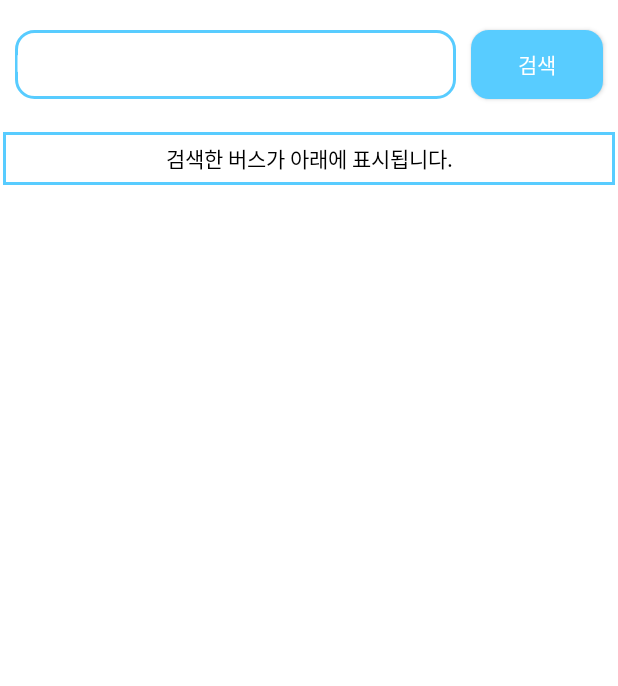
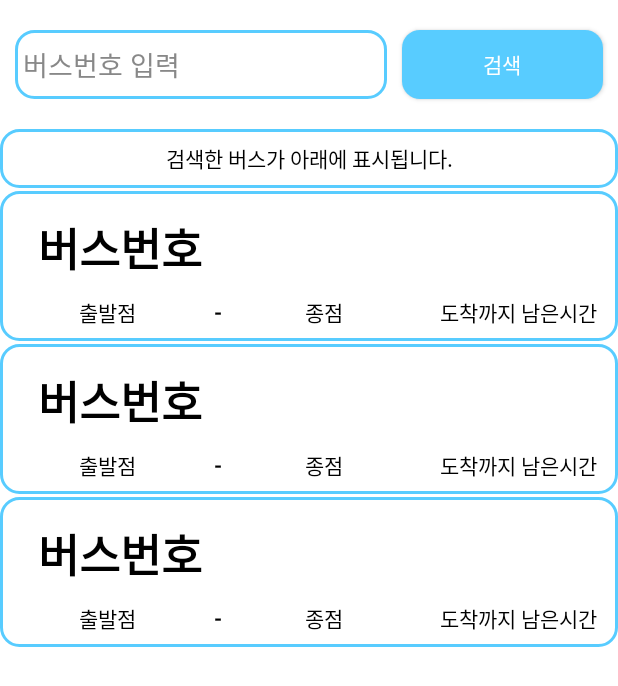
Before and after one commit to flex2020/BusAlarm_Jeonju, an Android app: the layout fragment_search.xml on its own in the app's theme, with its tools: preview values and no code run, on a phone screen of 412 x 824 dp. Shown: the top 686 px of the screen. Run offline under Robolectric (Android 15) with nearby library versions, the phone set to English and light mode, and no system bars.

Commit message:
2022.07.04 Edit ItemData.kt & fragment_search.xml

```diff
--- a/app/src/main/java/com/example/busalarm_jeonju/ItemData.kt
+++ b/app/src/main/java/com/example/busalarm_jeonju/ItemData.kt
@@ -2,6 +2,7 @@ package com.example.busalarm_jeonju
 
 data class ItemData(
     var id: String,
+    var start: String,
     var end: String,
     var dest: String,
     var time: String
--- a/app/src/main/java/com/example/busalarm_jeonju/MainActivity.kt
+++ b/app/src/main/java/com/example/busalarm_jeonju/MainActivity.kt
@@ -1,5 +1,6 @@
 package com.example.busalarm_jeonju
 
+import android.app.Application
 import android.content.Context
 import androidx.appcompat.app.AppCompatActivity
 import android.os.Bundle
@@ -11,6 +12,7 @@ class MainActivity : AppCompatActivity() {
     private var mBinding : ActivityMainBinding? = null
     private val binding get() = mBinding!!
     private var bottomNavigationBar : BottomNavigationView? = null
+
 
     override fun onCreate(savedInstanceState: Bundle?) {
         super.onCreate(savedInstanceState)
--- a/app/src/main/res/drawable/button_round.xml
+++ b/app/src/main/res/drawable/button_round.xml
@@ -1,5 +1,8 @@
 <?xml version="1.0" encoding="utf-8"?>
-<shape xmlns:android="http://schemas.android.com/apk/res/android"
+<ripple xmlns:android="http://schemas.android.com/apk/res/android"
+    android:color="@color/white">
+    <item android:id="@android:id/background">
+        <shape
             android:padding="10dp"
             android:shape="rectangle">
 
@@ -10,3 +13,6 @@
                 android:bottomLeftRadius="12dp"
                 android:topRightRadius="12dp"/>
         </shape>
+    </item>
+
+</ripple>
--- a/app/src/main/res/layout/fragment_home.xml
+++ b/app/src/main/res/layout/fragment_home.xml
@@ -82,7 +82,7 @@
             <TextView
                 android:id="@+id/textView5"
                 android:layout_width="match_parent"
-                android:layout_height="52dp"
+                android:layout_height="match_parent"
                 android:layout_marginTop="5dp"
                 android:layout_marginRight="5dp"
                 android:layout_marginBottom="5dp"
@@ -97,7 +97,7 @@
             android:layout_width="match_parent"
             android:layout_height="match_parent"
             android:background="@color/custom"
-            tools:listitem="@layout/recyclerview_item" />
+            tools:listitem="@layout/homerecyclerview_item" />
 
     </LinearLayout>
 
--- a/app/src/main/res/layout/fragment_search.xml
+++ b/app/src/main/res/layout/fragment_search.xml
@@ -21,25 +21,29 @@
 
             <EditText
                 android:id="@+id/et_searching"
+                android:layout_width="236dp"
+                android:layout_height="match_parent"
+                android:layout_marginLeft="10dp"
                 android:layout_marginTop="20dp"
-                android:layout_marginLeft="10dp"
                 android:layout_marginRight="10dp"
                 android:layout_marginBottom="20dp"
-                android:layout_width="294dp"
-                android:layout_height="match_parent"
+                android:paddingLeft="5dp"
                 android:background="@drawable/edit_round"
                 android:ems="10"
-                android:inputType="textPersonName"
-                android:textColor="@color/black"
                 android:hint="버스번호 입력"
-                android:text="" />
+                android:textColorHint="#888888"
+                android:inputType="number"
+                android:layout_weight="0.6"
+                android:textColor="@color/black" />
 
             <Button
                 android:id="@+id/btn_searching"
-                android:layout_width="wrap_content"
+                android:layout_width="126dp"
                 android:layout_height="match_parent"
                 android:layout_marginTop="20dp"
                 android:layout_marginBottom="20dp"
+                android:layout_marginRight="10dp"
+                android:layout_weight="0.4"
                 android:background="@drawable/button_round"
                 android:text="검색" />
         </LinearLayout>
@@ -50,8 +54,14 @@
             android:layout_height="39dp"
             android:textColor="@color/black"
             android:gravity="center"
-            android:background="@drawable/border_layout"
+            android:background="@drawable/edit_round"
             android:text="검색한 버스가 아래에 표시됩니다." />
+
+        <androidx.recyclerview.widget.RecyclerView
+            android:id="@+id/searchRecyclerView"
+            android:layout_width="match_parent"
+            android:layout_height="match_parent"
+            tools:listitem="@layout/searchrecylcerview_item" />
     </LinearLayout>
 
 </FrameLayout>
--- /dev/null
+++ b/app/src/main/res/layout/searchrecylcerview_item.xml
@@ -0,0 +1,75 @@
+<?xml version="1.0" encoding="utf-8"?>
+<LinearLayout xmlns:android="http://schemas.android.com/apk/res/android"
+    android:orientation="vertical"
+    android:layout_width="match_parent"
+    android:background="@drawable/edit_round"
+    android:layout_marginTop="2dp"
+    android:layout_height="100dp">
+
+    <TextView
+        android:id="@+id/tv_item5"
+        android:layout_width="395dp"
+        android:layout_height="56dp"
+        android:layout_margin="5dp"
+        android:background="@color/white"
+        android:paddingLeft="20dp"
+        android:paddingTop="10dp"
+        android:gravity="left"
+        android:text="버스번호"
+        android:textColor="@color/black"
+        android:textSize="30dp"
+        android:textStyle="bold" />
+
+    <LinearLayout
+        android:layout_width="match_parent"
+        android:layout_height="match_parent"
+        android:orientation="horizontal">
+
+        <TextView
+            android:id="@+id/tv_item6"
+            android:layout_width="132dp"
+            android:layout_height="match_parent"
+            android:layout_marginLeft="5dp"
+            android:layout_marginRight="5dp"
+            android:layout_marginBottom="5dp"
+            android:background="@color/white"
+            android:gravity="center"
+            android:text="출발점"
+            android:textColor="@color/black" />
+
+        <TextView
+            android:id="@+id/textView6"
+            android:layout_width="wrap_content"
+            android:layout_height="match_parent"
+            android:layout_marginRight="5dp"
+            android:layout_marginBottom="5dp"
+            android:background="@color/white"
+            android:gravity="center"
+            android:textColor="@color/black"
+            android:text="-"
+            android:textStyle="bold"/>
+
+        <TextView
+            android:id="@+id/tv_item7"
+            android:layout_width="125dp"
+            android:layout_height="match_parent"
+            android:layout_marginRight="5dp"
+            android:layout_marginBottom="5dp"
+            android:background="@color/white"
+            android:gravity="center"
+            android:text="종점"
+            android:textColor="@color/black" />
+
+        <TextView
+            android:id="@+id/tv_item8"
+            android:layout_width="match_parent"
+            android:layout_height="match_parent"
+            android:layout_marginRight="5dp"
+            android:layout_marginBottom="5dp"
+            android:background="@color/white"
+            android:gravity="center"
+            android:text="도착까지 남은시간"
+            android:textColor="@color/black" />
+    </LinearLayout>
+
+</LinearLayout>
```
Also changed, not shown: app/src/main/java/com/example/busalarm_jeonju/HomeAdapter.kt (renamed from app/src/main/java/com/example/busalarm_jeonju/MyAdapter.kt, +4 -7 lines), app/src/main/java/com/example/busalarm_jeonju/HomeFragment.kt (+10 -4 lines), app/src/main/java/com/example/busalarm_jeonju/SearchAdapter.kt (added, +38 -0 lines), app/src/main/java/com/example/busalarm_jeonju/SearchFragment.kt (+29 -42 lines), app/src/main/res/layout/activity_intro.xml (+4 -4 lines), app/src/main/res/layout/homerecyclerview_item.xml (renamed from app/src/main/res/layout/recyclerview_item.xml). Lines whose indentation alone changed are shown as unchanged.
